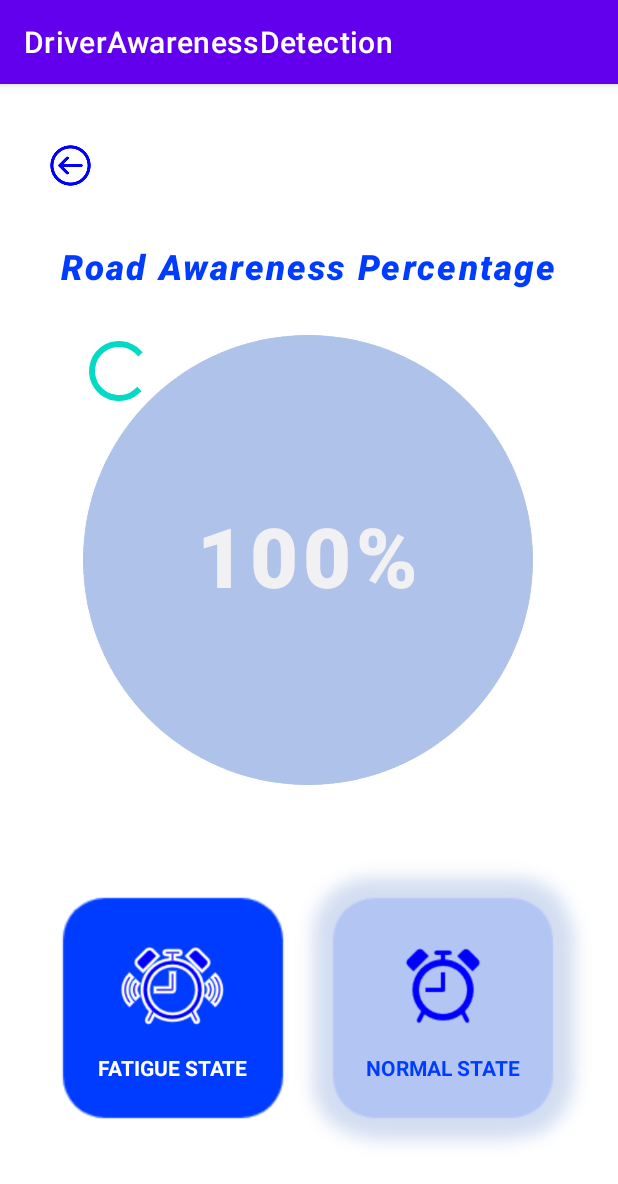
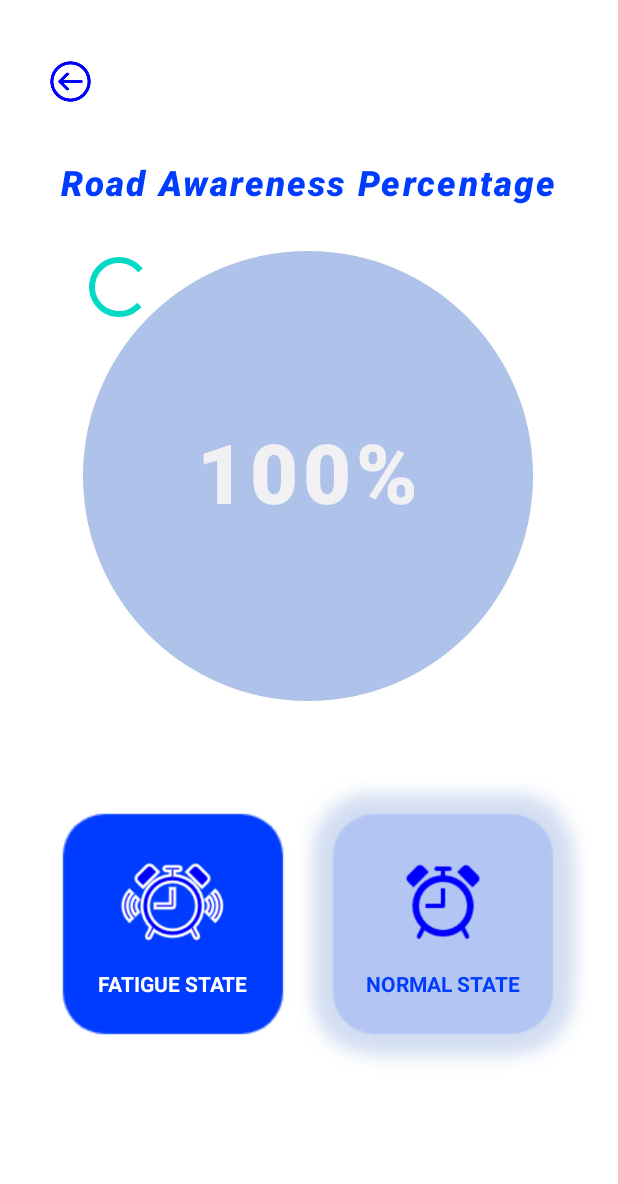
Before and after one commit to Ella475/Driver-Awareness-Monitoring, an Android app: the AwarenessDetectionActivity screen opened directly, with no data from a screen before it, on a phone screen of 412 x 824 dp. Shown: the top 1184 px of the screen. Run offline under Robolectric (Android 15) with nearby library versions, the phone set to English and light mode, and no system bars; libraries missing offline, so code that uses them is left out: com.mikhaellopez.circularprogressbar; plain views replace CircularProgressBar; 7 statements that could not run were skipped.

Commit message:
remove title. set animation faster. new icon. keep screen on. bugfix stop alerts.

```diff
--- a/app/src/main/AndroidManifest.xml
+++ b/app/src/main/AndroidManifest.xml
@@ -11,7 +11,6 @@
         android:icon="@drawable/icon"
         android:label="@string/app_name"
         android:roundIcon="@drawable/icon"
-        android:supportsRtl="true"
         android:theme="@style/Theme.DriverAwarenessDetection"
         tools:targetApi="31">
         <activity
--- a/app/src/main/java/com/example/driverawarenessdetection/AwarenessDetectionActivity.java
+++ b/app/src/main/java/com/example/driverawarenessdetection/AwarenessDetectionActivity.java
@@ -3,6 +3,7 @@ package com.example.driverawarenessdetection;
 import android.annotation.SuppressLint;
 import android.os.Bundle;
 import android.os.Handler;
+import android.view.WindowManager;
 import android.widget.ImageView;
 import android.widget.RelativeLayout;
 import android.widget.TextView;
@@ -26,8 +27,8 @@ public class AwarenessDetectionActivity extends AppCompatActivity {
     private TextView awarenessPercentageText;
     private CameraSourceWrapper csw;
     private final Handler handler = new Handler();
-    private final int updateEvery = 5000; // 1000 milliseconds == 1 second
-    private final long animationDuration = 3000;
+    private final int updateEvery = 2000; // 1000 milliseconds == 1 second
+    private final long animationDuration = 1000;
     private int percentageCutOff = 20;
     private boolean fatigued = false;
     private HashMap<Integer, AwarenessManager> managerHashMap = null;
@@ -35,10 +36,13 @@ public class AwarenessDetectionActivity extends AppCompatActivity {
     public CommandManager commandManager;
     boolean asleep = false;
     boolean inattentive = false;
+    private volatile boolean stop = false;
 
     protected void onCreate(Bundle savedInstanceState) {
         super.onCreate(savedInstanceState);
         setContentView(R.layout.activity_awareness_detection);
+        getWindow().addFlags(WindowManager.LayoutParams.FLAG_KEEP_SCREEN_ON);
+        getSupportActionBar().hide();
 
         CameraSourcePreview preview = findViewById(R.id.camera_source_preview);
         GraphicOverlay graphicOverlay = findViewById(R.id.graphic_overlay);
@@ -109,7 +113,9 @@ public class AwarenessDetectionActivity extends AppCompatActivity {
         handler.postDelayed(new Runnable() {
             public void run() {
                 onPercentageChanged();
-                handler.postDelayed(this, updateEvery);
+                if (!stop) {
+                    handler.postDelayed(this, updateEvery);
+                }
             }
         }, updateEvery);
     }
@@ -127,6 +133,7 @@ public class AwarenessDetectionActivity extends AppCompatActivity {
     }
 
     public void finishActivity() {
+        stop = true;
         csw.stop();
         commandManager.stop();
         finish();
--- a/app/src/main/java/com/example/driverawarenessdetection/MainActivity.java
+++ b/app/src/main/java/com/example/driverawarenessdetection/MainActivity.java
@@ -6,6 +6,7 @@ import android.content.pm.PackageManager;
 import android.os.Build;
 import android.os.Bundle;
 import android.view.View;
+import android.view.WindowManager;
 import android.widget.ImageView;
 
 import androidx.appcompat.app.AppCompatActivity;
@@ -27,6 +28,8 @@ public class MainActivity extends AppCompatActivity implements LifecycleObserver
 //        startActivity(switchLoginActivityIntent);
 
         setContentView(R.layout.activity_main);
+        getWindow().addFlags(WindowManager.LayoutParams.FLAG_KEEP_SCREEN_ON);
+        getSupportActionBar().hide();
 
         grantCameraAndStoragePermission();
         initView();
--- a/app/src/main/java/com/example/driverawarenessdetection/SettingsActivity.java
+++ b/app/src/main/java/com/example/driverawarenessdetection/SettingsActivity.java
@@ -3,6 +3,7 @@ package com.example.driverawarenessdetection;
 import android.content.SharedPreferences;
 import android.os.Bundle;
 import android.preference.PreferenceManager;
+import android.view.WindowManager;
 import android.widget.ImageView;
 
 import androidx.appcompat.app.AppCompatActivity;
@@ -17,8 +18,9 @@ public class SettingsActivity extends AppCompatActivity {
     protected void onCreate(Bundle savedInstanceState) {
         super.onCreate(savedInstanceState);
         setContentView(R.layout.activity_settings);
+        getWindow().addFlags(WindowManager.LayoutParams.FLAG_KEEP_SCREEN_ON);
 
-        getSupportActionBar().setTitle("Settings");
+        getSupportActionBar().hide();
 
         if (findViewById(R.id.idFrameLayout) != null) {
             if (savedInstanceState != null) {
--- a/app/src/main/java/com/example/driverawarenessdetection/login/ui/LoginActivity.java
+++ b/app/src/main/java/com/example/driverawarenessdetection/login/ui/LoginActivity.java
@@ -15,6 +15,7 @@ import android.text.Editable;
 import android.text.TextWatcher;
 import android.view.KeyEvent;
 import android.view.View;
+import android.view.WindowManager;
 import android.view.inputmethod.EditorInfo;
 import android.widget.Button;
 import android.widget.EditText;
@@ -36,6 +37,8 @@ public class LoginActivity extends AppCompatActivity {
 
         binding = ActivityLoginBinding.inflate(getLayoutInflater());
         setContentView(binding.getRoot());
+        getWindow().addFlags(WindowManager.LayoutParams.FLAG_KEEP_SCREEN_ON);
+        getSupportActionBar().hide();
 
         loginViewModel = new ViewModelProvider(this, new LoginViewModelFactory())
                 .get(LoginViewModel.class);
--- a/app/src/main/java/com/example/driverawarenessdetection/video_processing/awareness_detection/utils/CameraSourceWrapper.java
+++ b/app/src/main/java/com/example/driverawarenessdetection/video_processing/awareness_detection/utils/CameraSourceWrapper.java
@@ -35,7 +35,7 @@ public class CameraSourceWrapper {
         if (cameraSource == null) {
             cameraSource = new CameraSource(activity, graphicOverlay);
             cameraSource.setFacing(CameraSource.CAMERA_FACING_FRONT);
-            cameraSource.setStartingDegrees(180);
+            cameraSource.setStartingDegrees(270);
         }
         setProcessor();
     }
--- a/app/src/main/res/layout/activity_awareness_detection.xml
+++ b/app/src/main/res/layout/activity_awareness_detection.xml
@@ -7,7 +7,8 @@
     <LinearLayout
         android:layout_width="match_parent"
         android:layout_height="match_parent"
-        android:orientation="vertical">
+        android:orientation="vertical"
+        android:background="@color/white">
 
         <com.example.driverawarenessdetection.video_processing.camera.CameraSourcePreview
             android:id="@+id/camera_source_preview"
@@ -149,11 +150,6 @@
 
         </LinearLayout>
 
-        <LinearLayout
-            android:layout_width="match_parent"
-            android:layout_height="wrap_content"
-            android:orientation="vertical" />
-
     </LinearLayout>
 
 </androidx.constraintlayout.widget.ConstraintLayout>
```
Also changed, not shown: app/src/main/java/com/example/driverawarenessdetection/CameraActivity.java (+3 -4 lines), app/src/main/res/drawable-v24/icon.jpg (deleted), app/src/main/res/drawable-v24/icon.png (added).
